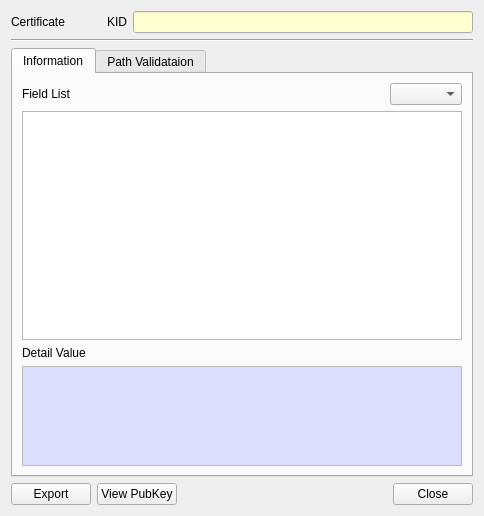
This is BerEditor/cert_info_dlg.ui in jykim74/BerEditor as Qt 5 draws it before an edit. The edited form follows.
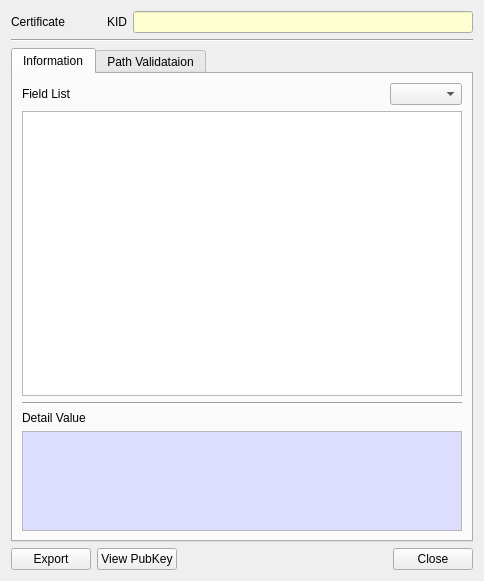
This is the edited form. The open tabs and pages were chosen to show the change.

Patch:
```diff
--- a/BerEditor/cert_info_dlg.ui
+++ b/BerEditor/cert_info_dlg.ui
@@ -7,7 +7,7 @@
     <x>0</x>
     <y>0</y>
     <width>484</width>
-    <height>516</height>
+    <height>581</height>
    </rect>
   </property>
   <property name="windowTitle">
@@ -115,56 +115,6 @@
       </attribute>
       <layout class="QGridLayout" name="gridLayout_2">
        <item row="4" column="0">
-        <widget class="QPlainTextEdit" name="mDetailText">
-         <property name="maximumSize">
-          <size>
-           <width>16777215</width>
-           <height>100</height>
-          </size>
-         </property>
-         <property name="palette">
-          <palette>
-           <active>
-            <colorrole role="Base">
-             <brush brushstyle="SolidPattern">
-              <color alpha="255">
-               <red>221</red>
-               <green>221</green>
-               <blue>255</blue>
-              </color>
-             </brush>
-            </colorrole>
-           </active>
-           <inactive>
-            <colorrole role="Base">
-             <brush brushstyle="SolidPattern">
-              <color alpha="255">
-               <red>221</red>
-               <green>221</green>
-               <blue>255</blue>
-              </color>
-             </brush>
-            </colorrole>
-           </inactive>
-           <disabled>
-            <colorrole role="Base">
-             <brush brushstyle="SolidPattern">
-              <color alpha="255">
-               <red>240</red>
-               <green>240</green>
-               <blue>240</blue>
-              </color>
-             </brush>
-            </colorrole>
-           </disabled>
-          </palette>
-         </property>
-         <property name="readOnly">
-          <bool>true</bool>
-         </property>
-        </widget>
-       </item>
-       <item row="3" column="0">
         <widget class="QLabel" name="label_2">
          <property name="text">
           <string>Detail Value</string>
@@ -190,6 +140,56 @@
          </attribute>
         </widget>
        </item>
+       <item row="5" column="0">
+        <widget class="QPlainTextEdit" name="mDetailText">
+         <property name="maximumSize">
+          <size>
+           <width>16777215</width>
+           <height>100</height>
+          </size>
+         </property>
+         <property name="palette">
+          <palette>
+           <active>
+            <colorrole role="Base">
+             <brush brushstyle="SolidPattern">
+              <color alpha="255">
+               <red>221</red>
+               <green>221</green>
+               <blue>255</blue>
+              </color>
+             </brush>
+            </colorrole>
+           </active>
+           <inactive>
+            <colorrole role="Base">
+             <brush brushstyle="SolidPattern">
+              <color alpha="255">
+               <red>221</red>
+               <green>221</green>
+               <blue>255</blue>
+              </color>
+             </brush>
+            </colorrole>
+           </inactive>
+           <disabled>
+            <colorrole role="Base">
+             <brush brushstyle="SolidPattern">
+              <color alpha="255">
+               <red>240</red>
+               <green>240</green>
+               <blue>240</blue>
+              </color>
+             </brush>
+            </colorrole>
+           </disabled>
+          </palette>
+         </property>
+         <property name="readOnly">
+          <bool>true</bool>
+         </property>
+        </widget>
+       </item>
        <item row="0" column="0">
         <layout class="QGridLayout" name="gridLayout_3">
          <property name="topMargin">
@@ -220,6 +220,13 @@
          </item>
         </layout>
        </item>
+       <item row="3" column="0">
+        <widget class="Line" name="line_4">
+         <property name="orientation">
+          <enum>Qt::Horizontal</enum>
+         </property>
+        </widget>
+       </item>
       </layout>
      </widget>
      <widget class="QWidget" name="mPathTab">
```
Left out of the diff: 9 changed lines with no effect on the pictures.
